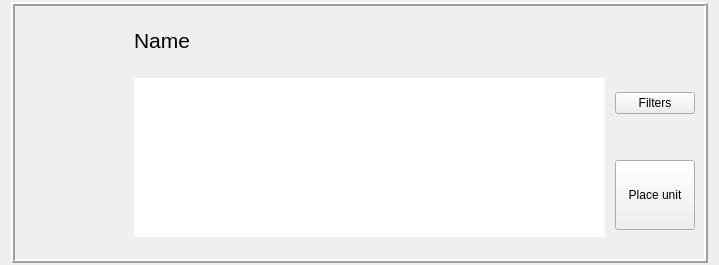
Above: OrodaelTurrim/res/ui/unitFrameWidget.ui from Wilson194/OrodaelTurrim before the change. Below: the same form after it.
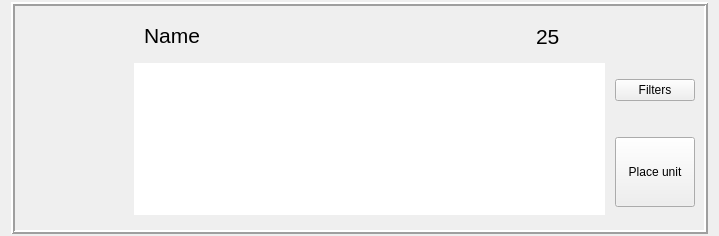
That is the form after the change.

Commit message: Change unit price visualization

Patch:
```diff
--- a/OrodaelTurrim/res/ui/unitFrameWidget.ui
+++ b/OrodaelTurrim/res/ui/unitFrameWidget.ui
@@ -7,7 +7,7 @@
     <x>0</x>
     <y>0</y>
     <width>719</width>
-    <height>265</height>
+    <height>236</height>
    </rect>
   </property>
   <property name="sizePolicy">
@@ -53,27 +53,9 @@
       <property name="horizontalSpacing">
        <number>10</number>
       </property>
-      <item row="0" column="2">
-       <widget class="QLabel" name="nameLabel">
-        <property name="sizePolicy">
-         <sizepolicy hsizetype="Minimum" vsizetype="Maximum">
-          <horstretch>0</horstretch>
-          <verstretch>0</verstretch>
-         </sizepolicy>
-        </property>
-        <property name="font">
-         <font>
-          <pointsize>16</pointsize>
-         </font>
-        </property>
-        <property name="toolTipDuration">
-         <number>-1</number>
-        </property>
-        <property name="text">
-         <string>Name</string>
-        </property>
-       </widget>
-      </item>
+      <property name="verticalSpacing">
+       <number>0</number>
+      </property>
       <item row="0" column="0" rowspan="3">
        <widget class="QLabel" name="imageLabel">
         <property name="minimumSize">
@@ -186,6 +168,94 @@
         </property>
        </widget>
       </item>
+      <item row="0" column="2">
+       <widget class="QWidget" name="widget" native="true">
+        <property name="sizePolicy">
+         <sizepolicy hsizetype="Preferred" vsizetype="Maximum">
+          <horstretch>0</horstretch>
+          <verstretch>0</verstretch>
+         </sizepolicy>
+        </property>
+        <layout class="QHBoxLayout" name="horizontalLayout">
+         <property name="spacing">
+          <number>0</number>
+         </property>
+         <property name="leftMargin">
+          <number>10</number>
+         </property>
+         <property name="topMargin">
+          <number>0</number>
+         </property>
+         <property name="rightMargin">
+          <number>15</number>
+         </property>
+         <property name="bottomMargin">
+          <number>0</number>
+         </property>
+         <item>
+          <widget class="QLabel" name="nameLabel">
+           <property name="sizePolicy">
+            <sizepolicy hsizetype="Preferred" vsizetype="Maximum">
+             <horstretch>0</horstretch>
+             <verstretch>0</verstretch>
+            </sizepolicy>
+           </property>
+           <property name="font">
+            <font>
+             <pointsize>16</pointsize>
+            </font>
+           </property>
+           <property name="text">
+            <string>Name</string>
+           </property>
+          </widget>
+         </item>
+         <item>
+          <widget class="QLabel" name="priceLabel">
+           <property name="sizePolicy">
+            <sizepolicy hsizetype="Maximum" vsizetype="Preferred">
+             <horstretch>0</horstretch>
+             <verstretch>0</verstretch>
+            </sizepolicy>
+           </property>
+           <property name="font">
+            <font>
+             <pointsize>16</pointsize>
+            </font>
+           </property>
+           <property name="text">
+            <string>25</string>
+           </property>
+          </widget>
+         </item>
+         <item>
+          <widget class="QLabel" name="priceImage">
+           <property name="sizePolicy">
+            <sizepolicy hsizetype="Maximum" vsizetype="Preferred">
+             <horstretch>0</horstretch>
+             <verstretch>0</verstretch>
+            </sizepolicy>
+           </property>
+           <property name="minimumSize">
+            <size>
+             <width>30</width>
+             <height>30</height>
+            </size>
+           </property>
+           <property name="maximumSize">
+            <size>
+             <width>30</width>
+             <height>30</height>
+            </size>
+           </property>
+           <property name="text">
+            <string/>
+           </property>
+          </widget>
+         </item>
+        </layout>
+       </widget>
+      </item>
      </layout>
     </widget>
    </item>
```
The commit also changes 2 other files.
